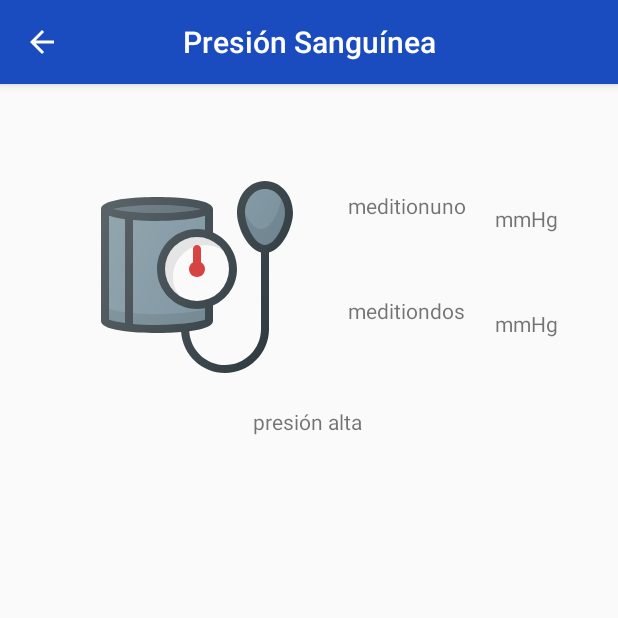
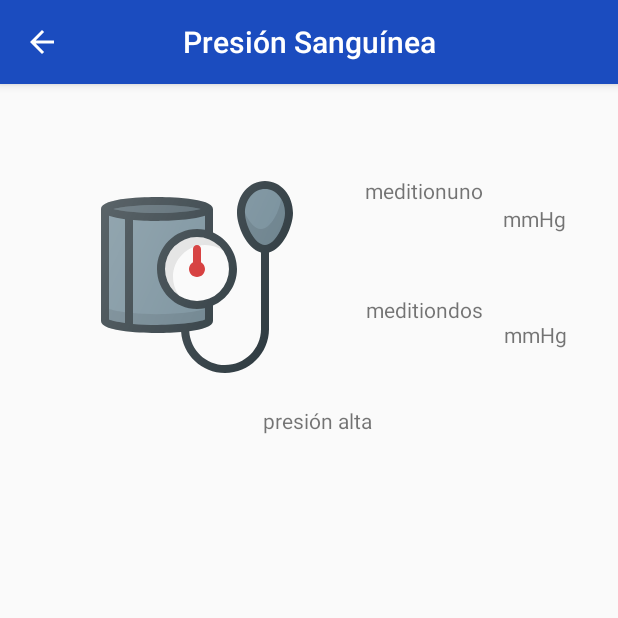
Before and after one commit to YerkoCuzmar/VitalSignsCheckup, an Android app: the MonitorBloodPressure screen opened directly, with no data from a screen before it, on a phone screen of 412 x 824 dp, the top half of it. Run offline under Robolectric (Android 15) with nearby library versions, the phone set to English and light mode, and no system bars.

Commit message:
bloodpressure: falta datos en tiempo real y se ve un poco corrido (2)

```diff
--- a/app/src/main/res/layout/activity_monitor_blood_pressure.xml
+++ b/app/src/main/res/layout/activity_monitor_blood_pressure.xml
@@ -33,6 +33,18 @@
 
     </LinearLayout>
 
+    <TextView
+        android:id="@+id/estado"
+        android:layout_width="wrap_content"
+        android:layout_height="wrap_content"
+        android:text="mostrar alerta"
+        app:layout_constraintBottom_toBottomOf="@+id/linearLayout"
+        app:layout_constraintEnd_toEndOf="@+id/linearLayout"
+        app:layout_constraintHorizontal_bias="0.52"
+        app:layout_constraintStart_toStartOf="@+id/guideline_left"
+        app:layout_constraintTop_toBottomOf="@+id/bp_imagen"
+        app:layout_constraintVertical_bias="0.488" />
+
     <ImageView
         android:id="@+id/bp_imagen"
         android:layout_width="wrap_content"
@@ -48,25 +60,25 @@
         android:id="@+id/bp_medicion_mmhg"
         android:layout_width="81dp"
         android:layout_height="45dp"
-        android:layout_marginStart="135dp"
-        android:layout_marginBottom="70dp"
         android:text="TextView"
         app:layout_constraintBottom_toBottomOf="@+id/linearLayout"
         app:layout_constraintEnd_toEndOf="@+id/linearLayout"
-        app:layout_constraintStart_toStartOf="@+id/linearLayout"
-        app:layout_constraintTop_toTopOf="parent" />
+        app:layout_constraintHorizontal_bias="0.36"
+        app:layout_constraintStart_toEndOf="@+id/bp_imagen"
+        app:layout_constraintTop_toTopOf="parent"
+        app:layout_constraintVertical_bias="0.29000002" />
 
     <TextView
         android:id="@+id/bp_medicion_mmhg2"
         android:layout_width="81dp"
         android:layout_height="45dp"
-        android:layout_marginTop="70dp"
-        android:layout_marginEnd="60dp"
         android:text="TextView"
         app:layout_constraintBottom_toBottomOf="@+id/linearLayout"
-        app:layout_constraintEnd_toEndOf="@+id/linearLayout"
+        app:layout_constraintEnd_toEndOf="parent"
+        app:layout_constraintHorizontal_bias="0.36"
         app:layout_constraintStart_toEndOf="@+id/bp_imagen"
-        app:layout_constraintTop_toTopOf="@+id/linearLayout" />
+        app:layout_constraintTop_toBottomOf="@+id/bp_medicion_mmhg"
+        app:layout_constraintVertical_bias="0.32" />
 
     <TextView
         android:id="@+id/med_mmhg1"
@@ -83,22 +95,14 @@
         android:id="@+id/med_mmhg2"
         android:layout_width="64dp"
         android:layout_height="27dp"
-        android:layout_marginTop="70dp"
+        android:layout_marginTop="123dp"
+        android:layout_marginBottom="140dp"
         android:text="mmHg"
         app:layout_constraintBottom_toBottomOf="@+id/linearLayout"
         app:layout_constraintEnd_toEndOf="@+id/linearLayout"
         app:layout_constraintStart_toEndOf="@+id/bp_medicion_mmhg2"
-        app:layout_constraintTop_toTopOf="@+id/linearLayout" />
-
-    <TextView
-        android:id="@+id/estado"
-        android:layout_width="wrap_content"
-        android:layout_height="wrap_content"
-        android:text="mostrar alerta"
-        app:layout_constraintBottom_toBottomOf="@+id/linearLayout"
-        app:layout_constraintEnd_toEndOf="@+id/linearLayout"
-        app:layout_constraintStart_toStartOf="@+id/guideline_left"
-        app:layout_constraintTop_toBottomOf="@+id/bp_imagen" />
+        app:layout_constraintTop_toBottomOf="@+id/med_mmhg1"
+        app:layout_constraintVertical_bias="0.52" />
 
 
 </androidx.constraintlayout.widget.ConstraintLayout>
```
